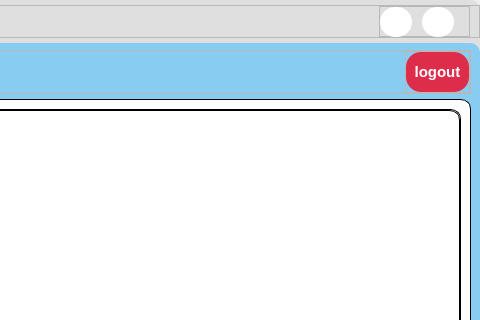
Above: UI/forms/manager/manager_main_screen.ui from yuukun123/bakery-management-system before the change; both pictures show x 920 to 1400 and y 0 to 320 of the 1400 by 840 pixel window. Below: the same form after it.
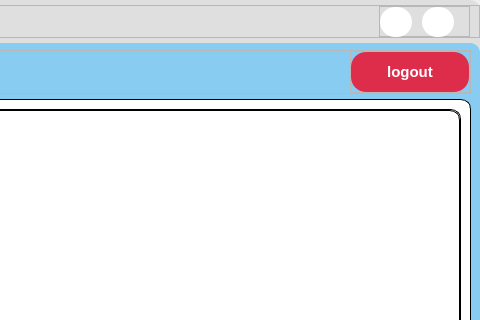
That is the form after the change. Icons and pictures are not drawn.

The edit to the form file:
```diff
--- a/UI/forms/manager/manager_main_screen.ui
+++ b/UI/forms/manager/manager_main_screen.ui
@@ -470,7 +470,7 @@
                </property>
                <property name="minimumSize">
                 <size>
-                 <width>65</width>
+                 <width>120</width>
                  <height>0</height>
                 </size>
                </property>
@@ -506,7 +506,7 @@
                   </property>
                   <property name="maximumSize">
                    <size>
-                    <width>100</width>
+                    <width>119</width>
                     <height>16777215</height>
                    </size>
                   </property>
```
